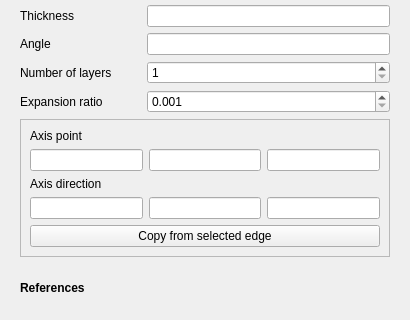
Qt form Gui/TaskPanelCfdMeshRefinement.ui (jaheyns/CfdOF) before a commit; both pictures show x 0 to 410 and y 421 to 741 of the 410 by 1078 pixel window.
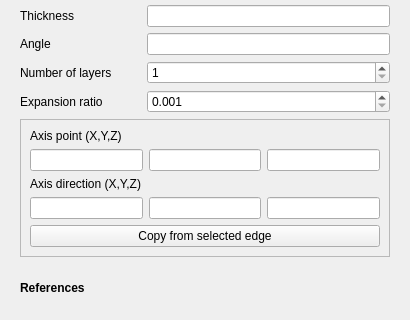
The same form after that commit. Custom widgets are drawn as their Qt base class.

Patch:
```diff
--- a/Gui/TaskPanelCfdMeshRefinement.ui
+++ b/Gui/TaskPanelCfdMeshRefinement.ui
@@ -575,7 +575,7 @@
          <item row="0" column="1" colspan="3">
           <widget class="QLabel" name="label_11">
            <property name="text">
-            <string>Axis point</string>
+            <string>Axis point (X,Y,Z)</string>
            </property>
           </widget>
          </item>
@@ -602,7 +602,7 @@
          <item row="2" column="1" colspan="3">
           <widget class="QLabel" name="label_12">
            <property name="text">
-            <string>Axis direction</string>
+            <string>Axis direction (X,Y,Z)</string>
            </property>
           </widget>
          </item>
```
